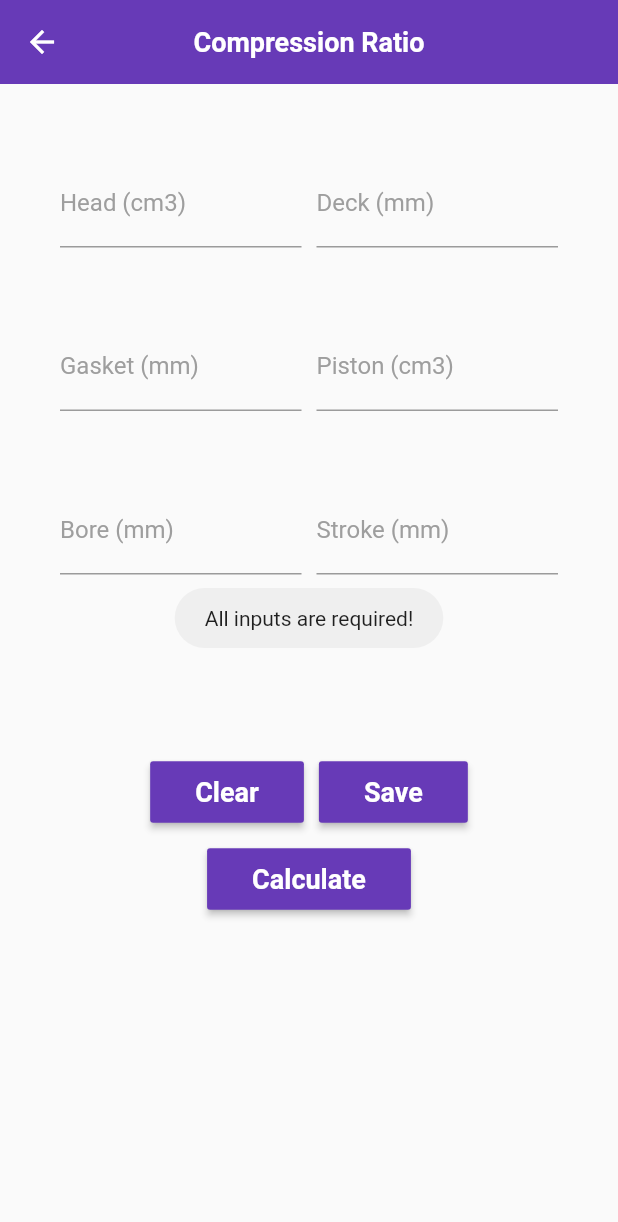
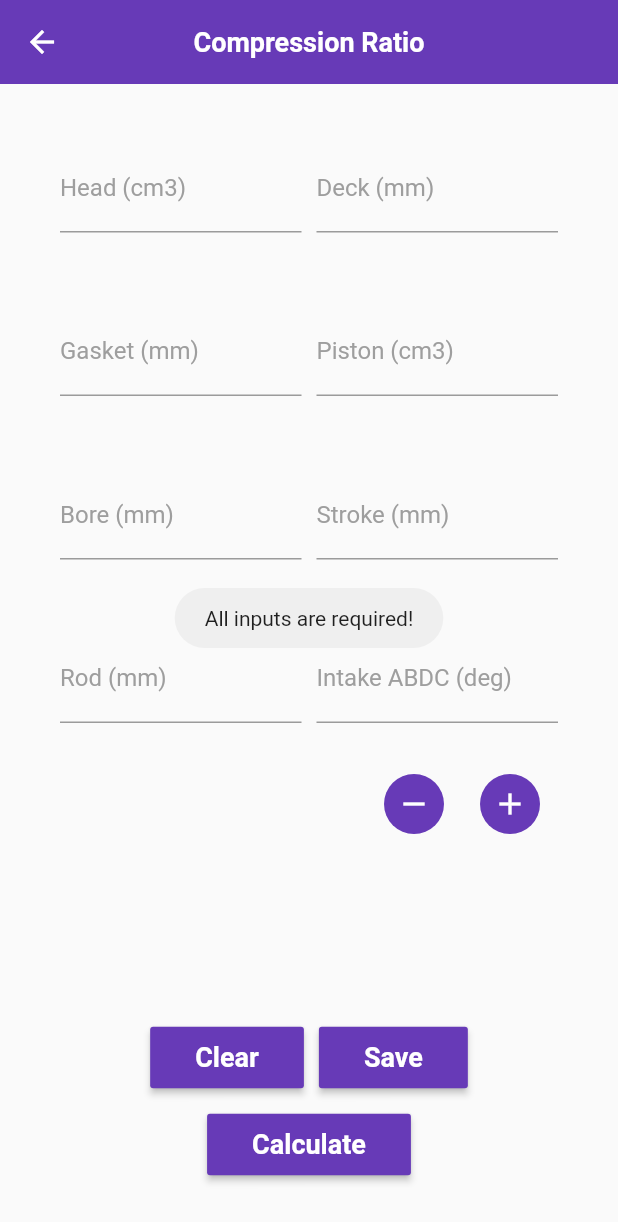
Before and after one commit to TodorStamenov/two_stroke_stuff, a Flutter app: the CompressionRatio screen opened directly, after a tap on "Calculate", on a phone screen of 412 x 824 dp. Shown: the top 1222 px of the screen. Run offline on Flutter 3.47's test engine with Material 2 defaults, Android fonts, the phone set to English and light mode, and no system bars; our stand-ins replace bloc, flutter_bloc, fluttertoast, shared_preferences; accounts and stored records are empty.

Commit message:
Calculate dynamic compression ratio

```diff
--- /dev/null
+++ b/lib/enum/intake_duration_action.dart
@@ -0,0 +1,4 @@
+enum IntakeDurationAction {
+  increase,
+  decrease,
+}
--- a/lib/pages/compression_ratio.dart
+++ b/lib/pages/compression_ratio.dart
@@ -4,10 +4,12 @@ import 'dart:math';
 import 'package:flutter/material.dart';
 import 'package:flutter_bloc/flutter_bloc.dart';
 import 'package:two_stroke_stuff/bloc/compression/compression_bloc.dart';
+import 'package:two_stroke_stuff/enum/intake_duration_action.dart';
 import 'package:two_stroke_stuff/models/compression_ratio_model.dart';
 import 'package:two_stroke_stuff/utils/storage.dart';
 import 'package:two_stroke_stuff/utils/toaster.dart';
 import 'package:two_stroke_stuff/widgets/header.dart';
+import 'package:two_stroke_stuff/widgets/icon_action_button.dart';
 import 'package:two_stroke_stuff/widgets/input_field.dart';
 import 'package:two_stroke_stuff/widgets/primary_action_button.dart';
 
@@ -23,12 +25,14 @@ class _CompressionRatioState extends State<CompressionRatio> {
   double? _compressionRatio;
   String _result = '';
 
-  final TextEditingController _head = TextEditingController();
-  final TextEditingController _deck = TextEditingController();
-  final TextEditingController _gasket = TextEditingController();
-  final TextEditingController _piston = TextEditingController();
-  final TextEditingController _bore = TextEditingController();
-  final TextEditingController _stroke = TextEditingController();
+  final _head = TextEditingController();
+  final _deck = TextEditingController();
+  final _gasket = TextEditingController();
+  final _piston = TextEditingController();
+  final _bore = TextEditingController();
+  final _stroke = TextEditingController();
+  final _rod = TextEditingController();
+  final _intake = TextEditingController();
 
   @override
   void didChangeDependencies() {
@@ -48,14 +52,16 @@ class _CompressionRatioState extends State<CompressionRatio> {
   }
 
   void clearCalculation() {
-    setState(() {
     _head.clear();
     _deck.clear();
     _gasket.clear();
     _piston.clear();
     _bore.clear();
     _stroke.clear();
+    _rod.clear();
+    _intake.clear();
 
+    setState(() {
       _result = '';
       FocusManager.instance.primaryFocus?.unfocus();
     });
@@ -90,11 +96,60 @@ class _CompressionRatioState extends State<CompressionRatio> {
     _compressionRatio = double.parse(compressionRatio.toStringAsFixed(2));
 
     var text = 'Displacement: ${_volume?.toStringAsFixed(2)} cm3\n\n';
-    text += 'Static Compression Ratio: ${_compressionRatio?.toStringAsFixed(2)}:1';
+    text += 'Static Compression Ratio: ${_compressionRatio?.toStringAsFixed(2)}:1\n\n';
+
+    var dynamicCompressionRatio = 'N\\A';
+    if (_rod.text != '' && _intake.text != '') {
+      final rodLength = double.parse(_rod.text);
+      final intakeDuration = double.parse(_intake.text);
+      if (rodLength <= 0 || intakeDuration < 0 || 180 < intakeDuration) {
+        return;
+      }
+
+      final radius = strokeLength / 2;
+
+      final y = cos(intakeDuration * pi / 180) * radius;
+      final z = sin(intakeDuration * pi / 180) * radius;
+      final x = sqrt(pow(rodLength, 2) - pow(z, 2)) - y;
+
+      final dynamicStroke = rodLength + radius - x;
+      final dynamicCylinderVolume = boreArea * dynamicStroke;
+      dynamicCompressionRatio = '${((chamberVolume + dynamicCylinderVolume) / chamberVolume).toStringAsFixed(2)}:1';
+    }
+
+    text += 'Dynamic Compression Ratio: $dynamicCompressionRatio';
 
     setState(() {
       _result = text;
     });
+  }
+
+  void changeIntakeDuration(IntakeDurationAction intakeDurationAction) {
+    if (_result == '') {
+      showToastMessage('First you have to execute calculation!');
+      return;
+    }
+
+    if (_rod.text == '' || _intake.text == '') {
+      return;
+    }
+
+    var durationChange = 1;
+    if (intakeDurationAction == IntakeDurationAction.decrease) {
+      durationChange = -1;
+    }
+
+    final intakeDuration = double.parse(_intake.text) + durationChange;
+    if ((intakeDuration < 0 && intakeDurationAction == IntakeDurationAction.decrease) ||
+        (180 < intakeDuration && intakeDurationAction == IntakeDurationAction.increase)) {
+      return;
+    }
+
+    setState(() {
+      _intake.text = intakeDuration.toString();
+    });
+
+    calculate();
   }
 
   void saveCalculation() {
@@ -135,7 +190,6 @@ class _CompressionRatioState extends State<CompressionRatio> {
           mainAxisAlignment: MainAxisAlignment.center,
           crossAxisAlignment: CrossAxisAlignment.stretch,
           children: [
-            const SizedBox(height: 10),
             Row(
               children: [
                 Expanded(
@@ -202,6 +256,42 @@ class _CompressionRatioState extends State<CompressionRatio> {
               ],
             ),
             const SizedBox(height: 50),
+            Row(
+              children: [
+                Expanded(
+                  child: PrimaryInputField(
+                    textEditor: _rod,
+                    textInputType: TextInputType.number,
+                    textInputAction: TextInputAction.done,
+                    label: 'Rod (mm)',
+                  ),
+                ),
+                const SizedBox(width: 10),
+                Expanded(
+                  child: PrimaryInputField(
+                    textEditor: _intake,
+                    textInputType: TextInputType.number,
+                    textInputAction: TextInputAction.done,
+                    label: 'Intake ABDC (deg)',
+                  ),
+                ),
+              ],
+            ),
+            const SizedBox(height: 30),
+            Row(
+              mainAxisAlignment: MainAxisAlignment.end,
+              children: [
+                IconActionButton(
+                  icon: Icons.remove,
+                  action: () => changeIntakeDuration(IntakeDurationAction.decrease),
+                ),
+                IconActionButton(
+                  icon: Icons.add,
+                  action: () => changeIntakeDuration(IntakeDurationAction.increase),
+                ),
+              ],
+            ),
+            const SizedBox(height: 50),
             Center(
               child: Text(
                 _result,
@@ -234,7 +324,6 @@ class _CompressionRatioState extends State<CompressionRatio> {
                 action: calculate,
               ),
             ),
-            const SizedBox(height: 10),
           ],
         ),
       ),
```
Also changed, not shown: lib/pages/calculation_history.dart (+3 -4 lines), lib/pages/port_timing.dart (+8 -10 lines), pubspec.lock. Lines whose indentation alone changed are shown as unchanged.
